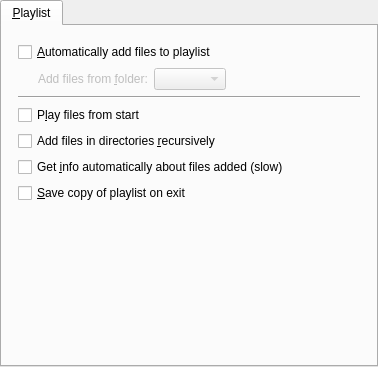
Above: src/gui/pref/prefplaylist.ui from wilbert2000/wzplayer before the change. Below: the same form after it.
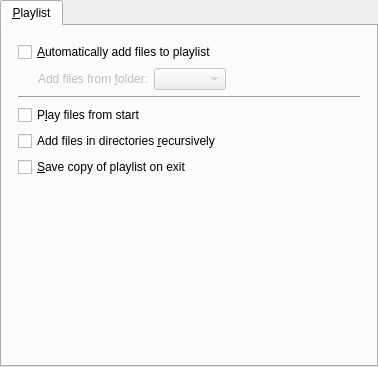
That is the form after the change.

Commit message: Removed no longer used option "Get info about files" from playlist settings

What changed in the file:
```diff
--- a/src/gui/pref/prefplaylist.ui
+++ b/src/gui/pref/prefplaylist.ui
@@ -114,13 +114,6 @@
          </property>
         </widget>
        </item>
-       <item>
-        <widget class="QCheckBox" name="getinfo_check">
-         <property name="text">
-          <string>Get &amp;info automatically about files added (slow)</string>
-         </property>
-        </widget>
-       </item>
        <item>
         <widget class="QCheckBox" name="autosave_on_exit_check">
          <property name="text">
```
Left out of the diff: 1 changed line with no effect on the pictures. The commit also changes 5 other files.
